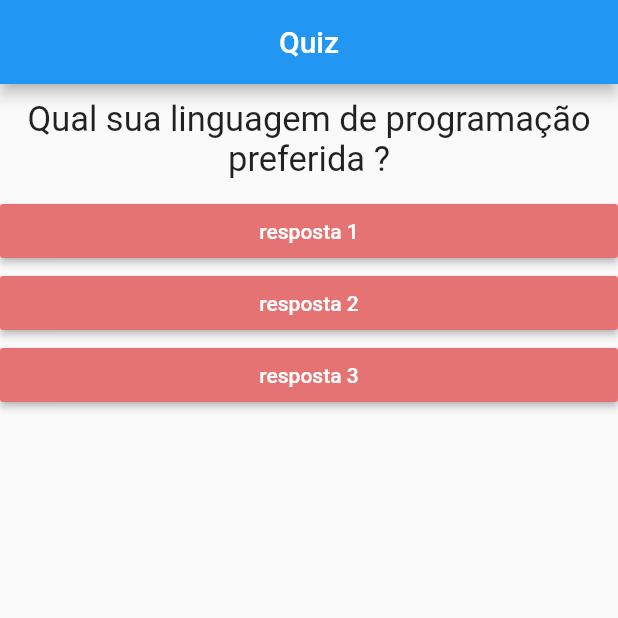
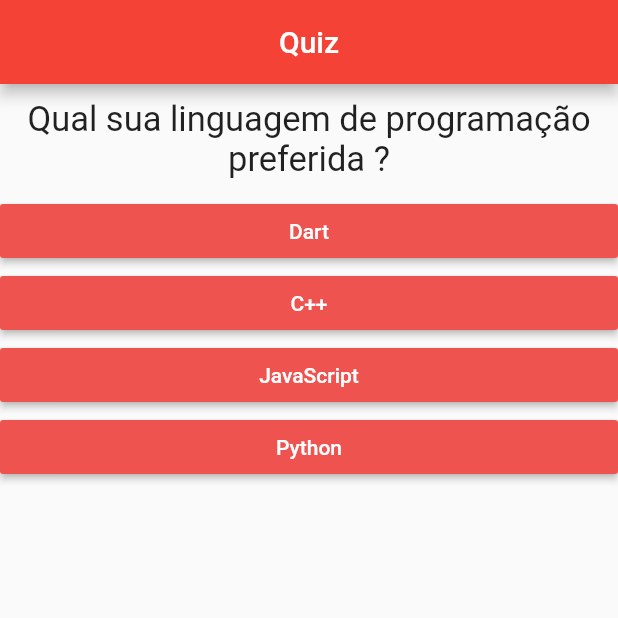
Before and after one commit to Matheus-o-alves/Curso_Flutter_cod3r, a Flutter app: the screen it shows after launch, on a phone screen of 412 x 824 dp, the top half of it. Run offline on Flutter 3.47's test engine with Material 2 defaults, Android fonts, the phone set to English and light mode, and no system bars.

```diff
--- a/quizApp/lib/main.dart
+++ b/quizApp/lib/main.dart
@@ -2,19 +2,12 @@ import 'package:flutter/material.dart';
 import './questao.dart';
 import './resposta.dart';
 
-main() => runApp(Quiz());
+void main() => runApp(Quiz());
 
 class _QuizState extends State<Quiz> {
   var _perguntaSelect = 0;
-  void _responder() {
-    setState(() {
-      _perguntaSelect++;
-    });
-  }
 
-  @override
-  Widget build(BuildContext context) {
-    final List<Map<String, Object>> perguntas = [
+  final List<Map<String, Object>> _perguntas = const [
     {
       'texto': 'Qual sua linguagem de programação preferida ?',
       'respostas': ['Dart', 'C++', 'JavaScript', 'Python']
@@ -29,22 +22,51 @@ class _QuizState extends State<Quiz> {
     },
   ];
 
+  void _responder() {
+    if (perguntaSelectReal) {
+      setState(() {
+        _perguntaSelect++;
+      });
+    }
+  }
+
+  bool get perguntaSelectReal {
+    return _perguntaSelect < _perguntas.length;
+  }
+
+  @override
+  Widget build(BuildContext context) {
+    List<String> respostas =
+        perguntaSelectReal ? _perguntas[_perguntaSelect]['respostas'] : null;
+
+    // for (String textQuest in respostas) {
+    //   widget.add(Resposta(textQuest, _responder));
+    // }
+
     return MaterialApp(
         debugShowCheckedModeBanner: false,
         home: Scaffold(
             appBar: AppBar(
               title: Text('Quiz'),
+              backgroundColor: Colors.red,
               centerTitle: true,
             ),
-          body: Column(
+            body: perguntaSelectReal
+                ? Column(
                     children: <Widget>[
-              Questao(perguntas[_perguntaSelect]['texto']),
-              Resposta('resposta 1', _responder),
-              Resposta('resposta 2', _responder),
-              Resposta('resposta 3', _responder),
+                      Questao(_perguntas[_perguntaSelect]['texto']),
+                      ...respostas.map((t) => Resposta(t, _responder)).toList(),
                     ],
+                  )
+                : Center(
+                    child: Text(
+                      'Parabéns!',
+                      style: TextStyle(
+                        fontSize: 35,
+                        color: Colors.red,
                       ),
-        ));
+                    ),
+                  )));
   }
 }
 
--- a/quizApp/lib/questao.dart
+++ b/quizApp/lib/questao.dart
@@ -5,7 +5,8 @@ class Questao extends StatelessWidget {
   Questao(this.texto);
   @override
   Widget build(BuildContext context) {
-    return Container(
+    return Center(
+      child: Container(
         width: double.infinity,
         margin: EdgeInsets.all(10),
         child: Text(
@@ -13,6 +14,7 @@ class Questao extends StatelessWidget {
           style: TextStyle(fontSize: 23),
           textAlign: TextAlign.center,
         ),
+      ),
     );
   }
 }
--- a/quizApp/lib/resposta.dart
+++ b/quizApp/lib/resposta.dart
@@ -13,7 +13,7 @@ class Resposta extends StatelessWidget {
       width: double.infinity,
       child: RaisedButton(
         textColor: Colors.white,
-        color: Colors.red[300],
+        color: Colors.red[400],
         child: Text(resposta),
         onPressed: onSelect,
       ),
```
Also changed, not shown: quizApp/lib/result.dart (added, +17 -0 lines). Lines whose indentation alone changed are shown as unchanged.
